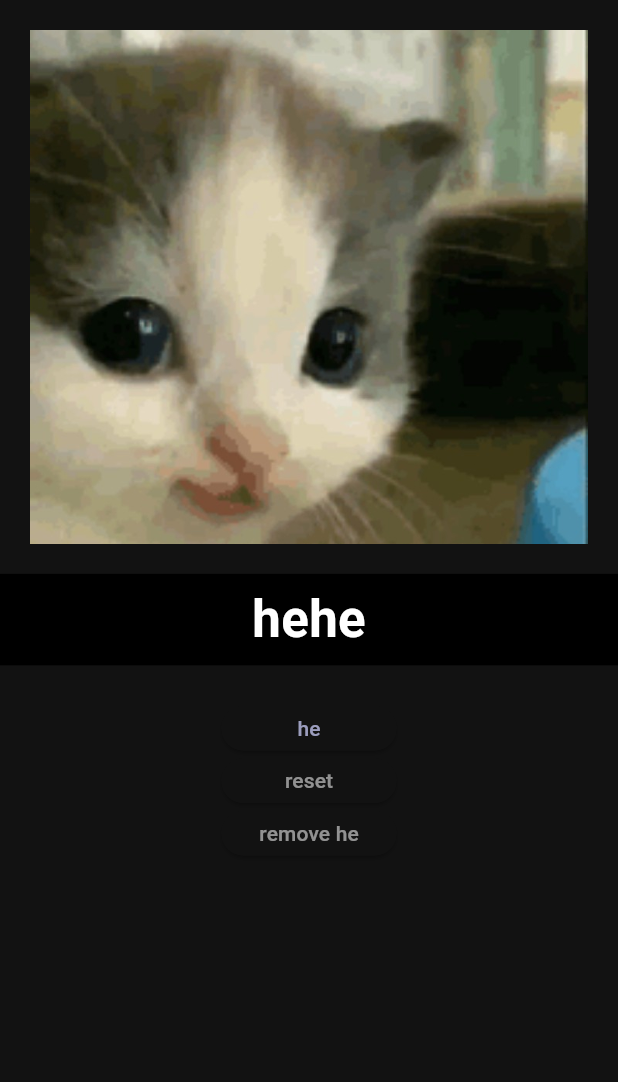
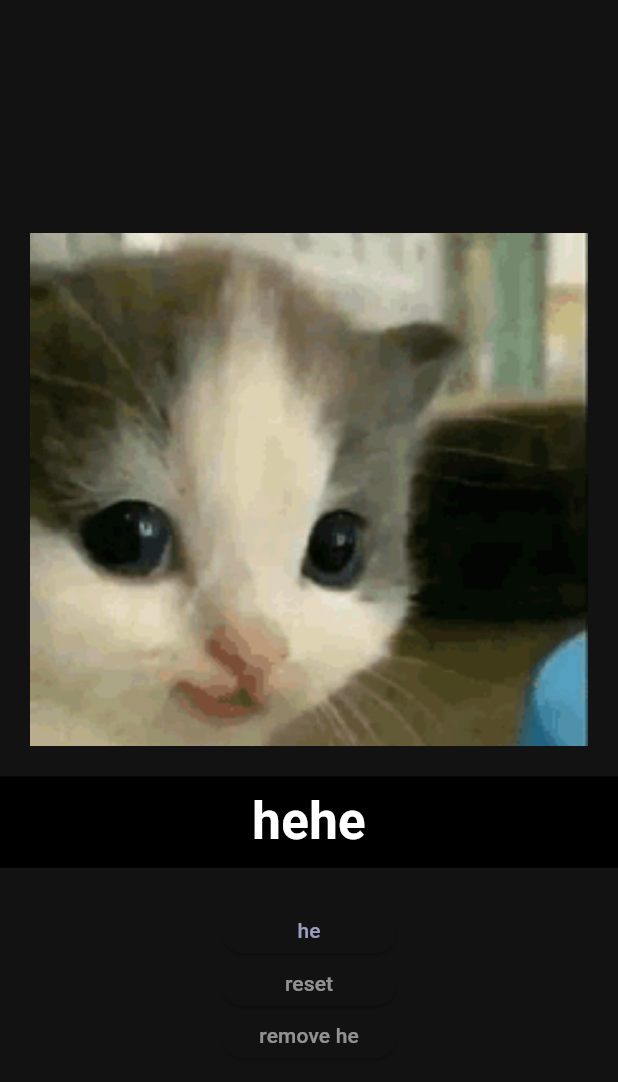
Before and after one commit to antresssss/hehe-generator, a Flutter app: the screen it shows after launch, on a phone screen of 412 x 824 dp. Shown: the top 1082 px of the screen. Run offline on Flutter 3.47's test engine with Material 2 defaults, Android fonts, the phone set to English and light mode, and no system bars.

Commit message:
added launcher icon and a sized box to pretty.

```diff
--- a/lib/main.dart
+++ b/lib/main.dart
@@ -21,7 +21,7 @@ class MyApp extends StatelessWidget {
 
         useMaterial3: true,
       ),
-      home: SafeArea(child: Center(child: const MyHomePage())),
+      home: SafeArea(child: const MyHomePage()),
     );
   }
 }
@@ -63,6 +63,7 @@ class _MyHomePageState extends State<MyHomePage> {
           children: [
             Column(
               children: [
+             SizedBox(height:135,),
               Padding(
                 padding: const EdgeInsets.all(20.0),
                 child: Container(
@@ -85,7 +86,7 @@ class _MyHomePageState extends State<MyHomePage> {
               },
                   child:const Center(child:Text('he',style:TextStyle(color: Color(0xB8D0D2FF)),))),
             ),
-            const SizedBox(height: 5,),
+            const SizedBox(height:5,),
             SizedBox(
               height:30,
               width: 117,
```
Also changed, not shown: iconassets/heheicon/play_store_512.png (added), pubspec.lock, 11 other files.
